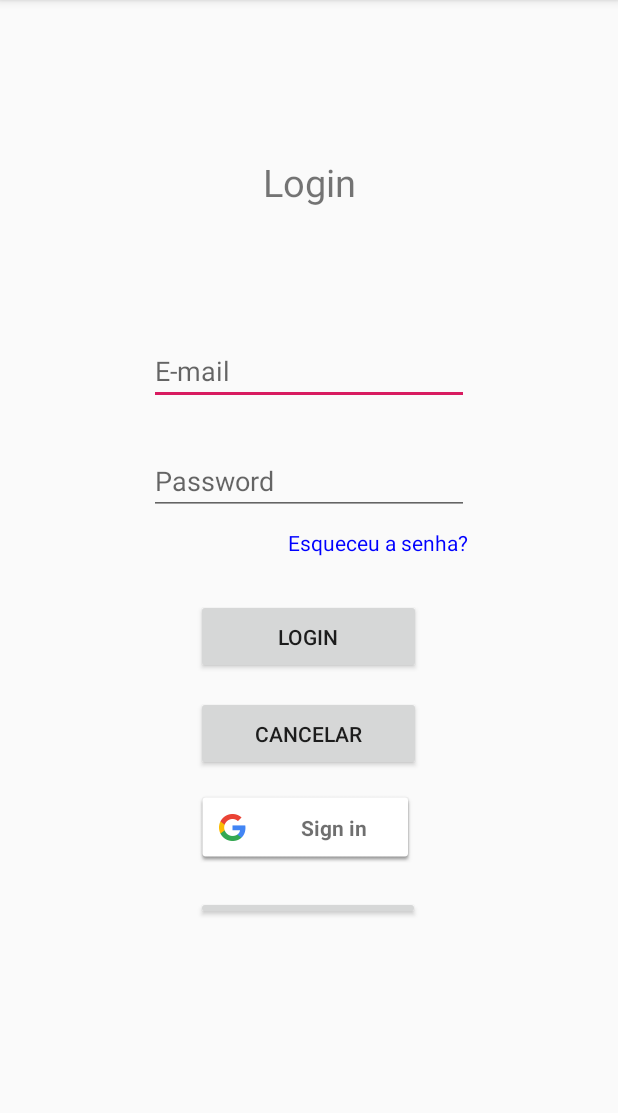
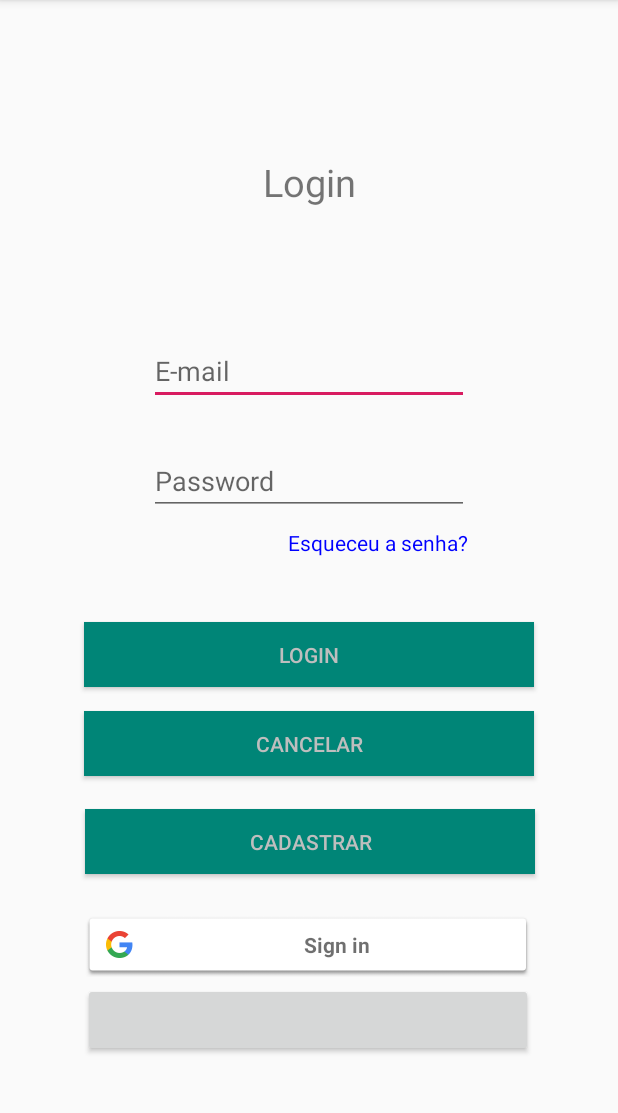
Before and after one commit to julianacerqueiras/projeto2, an Android app: the screen it shows after launch (MainActivity), on a phone screen of 412 x 824 dp, the part 84-1197 px from its top. Run offline under Robolectric (Android 15) with nearby library versions, the phone set to English and light mode, and no system bars; our stand-ins replace Firebase (no records; nobody signed in at launch, a user with empty details on screens opened directly); libraries missing offline, so code that uses them is left out: com.facebook, com.facebook.login; plain views replace LoginButton; 3 statements that could not run were skipped.

Commit message:
Atualizado 27/10

```diff
--- a/descobreai/app/src/main/java/br/com/projetofinal/descobreai/MainActivity.java
+++ b/descobreai/app/src/main/java/br/com/projetofinal/descobreai/MainActivity.java
@@ -38,10 +38,12 @@ import java.util.Arrays;
 
 public class MainActivity extends AppCompatActivity {
 
+
+    private EditText edtEmail;
+    private EditText edtPassword;
     private Button btnLogin;
     private Button btnCancel;
-    private EditText edtEmail;
-    private EditText edtPassword;
+    private Button btnCadastro;
     private SignInButton btnGoogle;
     private LoginButton btnFacebook;
 
@@ -63,10 +65,12 @@ public class MainActivity extends AppCompatActivity {
         //Tratar as respostas de login Facebook chamando o callback
         mCallbackManager = CallbackManager.Factory.create();
 
+
+        edtEmail = (EditText) findViewById(R.id.edtEmail);
+        edtPassword = (EditText) findViewById(R.id.edtPassword);
         btnLogin = (Button) findViewById(R.id.btnLogin);
         btnCancel = (Button) findViewById(R.id.btnCancel);
-        edtEmail = (EditText) findViewById(R.id.edtEmail);
-        edtPassword = (EditText) findViewById(R.id.edtPassword);
+        btnCadastro = (Button) findViewById(R.id.btnCadastro);
         btnGoogle = (SignInButton) findViewById(R.id.btnGoogle);
         btnGoogle.setSize(SignInButton.SIZE_STANDARD);
         btnFacebook = findViewById(R.id.btnFacebook);
@@ -127,6 +131,14 @@ public class MainActivity extends AppCompatActivity {
             public void onClick(View v) {
                 edtEmail.setText("");
                 edtPassword.setText("");
+            }
+        });
+        btnCadastro.setOnClickListener(new View.OnClickListener() {
+            @Override
+            public void onClick(View v) {
+                Intent intent = new Intent(getApplicationContext(), Cadastro.class);
+                startActivity(intent);
+                finish();
             }
         });
     }
--- a/descobreai/app/src/main/res/layout/activity_main.xml
+++ b/descobreai/app/src/main/res/layout/activity_main.xml
@@ -7,29 +7,6 @@
     android:layout_height="match_parent"
     tools:context=".MainActivity">
 
-    <Button
-        android:id="@+id/btnCancel"
-        android:layout_width="150dp"
-        android:layout_height="50dp"
-        android:text="Cancelar"
-        app:layout_constraintBottom_toBottomOf="parent"
-        app:layout_constraintEnd_toEndOf="parent"
-        app:layout_constraintHorizontal_bias="0.498"
-        app:layout_constraintStart_toStartOf="parent"
-        app:layout_constraintTop_toTopOf="parent"
-        app:layout_constraintVertical_bias="0.646" />
-
-    <Button
-        android:id="@+id/btnLogin"
-        android:layout_width="150dp"
-        android:layout_height="50dp"
-        android:text="Login"
-        app:layout_constraintBottom_toBottomOf="parent"
-        app:layout_constraintEnd_toEndOf="parent"
-        app:layout_constraintHorizontal_bias="0.498"
-        app:layout_constraintStart_toStartOf="parent"
-        app:layout_constraintTop_toTopOf="parent"
-        app:layout_constraintVertical_bias="0.556" />
 
     <TextView
         android:id="@+id/textView_login"
@@ -69,6 +46,47 @@
         app:layout_constraintTop_toTopOf="parent"
         app:layout_constraintVertical_bias="0.412" />
 
+
+    <Button
+        android:id="@+id/btnLogin"
+        android:layout_width="300dp"
+        android:layout_height="43dp"
+        android:background="@color/colorPrimary"
+        android:text="Login"
+        android:textColor="@android:color/secondary_text_dark_nodisable"
+        app:layout_constraintBottom_toTopOf="@+id/btnCancel"
+        app:layout_constraintEnd_toEndOf="parent"
+        app:layout_constraintStart_toStartOf="parent"
+        app:layout_constraintTop_toTopOf="parent"
+        app:layout_constraintVertical_bias="0.963" />
+
+    <Button
+        android:id="@+id/btnCancel"
+        android:layout_width="300dp"
+        android:layout_height="43dp"
+        android:background="@color/colorPrimary"
+        android:text="Cancelar"
+        android:textColor="@android:color/secondary_text_dark_nodisable"
+        app:layout_constraintBottom_toBottomOf="parent"
+        app:layout_constraintEnd_toEndOf="parent"
+        app:layout_constraintStart_toStartOf="parent"
+        app:layout_constraintTop_toTopOf="parent"
+        app:layout_constraintVertical_bias="0.654" />
+
+    <Button
+        android:id="@+id/btnCadastro"
+        android:layout_width="300dp"
+        android:layout_height="43dp"
+        android:background="@color/colorPrimary"
+        android:text="Cadastrar"
+        android:textColor="@android:color/secondary_text_dark_nodisable"
+        app:layout_constraintBottom_toBottomOf="parent"
+        app:layout_constraintEnd_toEndOf="parent"
+        app:layout_constraintHorizontal_bias="0.504"
+        app:layout_constraintStart_toStartOf="parent"
+        app:layout_constraintTop_toTopOf="parent"
+        app:layout_constraintVertical_bias="0.744" />
+
     <TextView
         android:id="@+id/resetPassword"
         android:layout_width="wrap_content"
@@ -84,29 +102,27 @@
         app:layout_constraintVertical_bias="0.47" />
 
 
-
     <com.google.android.gms.common.SignInButton
         android:id="@+id/btnGoogle"
-        android:layout_width="146dp"
-        android:layout_height="48dp"
+        android:layout_width="300dp"
+        android:layout_height="43dp"
         app:layout_constraintBottom_toBottomOf="parent"
         app:layout_constraintEnd_toEndOf="parent"
-        app:layout_constraintHorizontal_bias="0.49"
+        app:layout_constraintHorizontal_bias="0.497"
         app:layout_constraintStart_toStartOf="parent"
         app:layout_constraintTop_toTopOf="parent"
-        app:layout_constraintVertical_bias="0.732"></com.google.android.gms.common.SignInButton>
+        app:layout_constraintVertical_bias="0.839"></com.google.android.gms.common.SignInButton>
 
     <com.facebook.login.widget.LoginButton
         android:id="@+id/btnFacebook"
-        android:layout_width="149dp"
-        android:layout_height="16dp"
+        android:layout_width="300dp"
+        android:layout_height="49dp"
         app:layout_constraintBottom_toBottomOf="parent"
         app:layout_constraintEnd_toEndOf="parent"
-        app:layout_constraintHorizontal_bias="0.498"
+        app:layout_constraintHorizontal_bias="0.496"
         app:layout_constraintStart_toStartOf="parent"
         app:layout_constraintTop_toTopOf="parent"
-        app:layout_constraintVertical_bias="0.794"></com.facebook.login.widget.LoginButton>
-
+        app:layout_constraintVertical_bias="0.912"></com.facebook.login.widget.LoginButton>
 
 
 </androidx.constraintlayout.widget.ConstraintLayout>
```
Also changed, not shown: descobreai/app/src/main/java/br/com/projetofinal/descobreai/Cadastro.java (+101 -0 lines), descobreai/app/src/main/res/layout/activity_cadastro.xml (+46 -0 lines).
